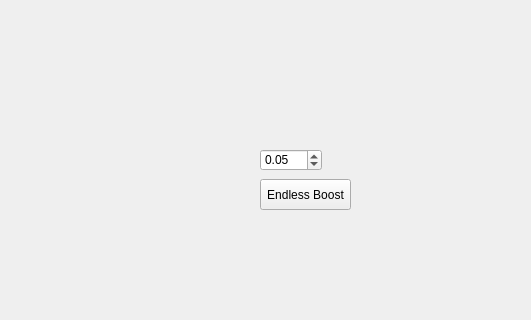
Before: the Qt Designer form speedrunners.ui in orkido/cheats, drawn with Qt 5; both pictures show x 0 to 531 and y 191 to 511 of the 800 by 600 pixel window.
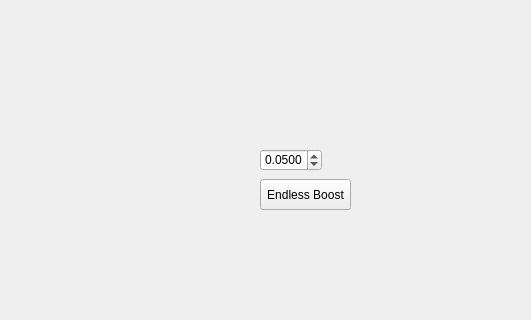
After: the same form once the commit is applied.

What changed in the file:
```diff
--- a/speedrunners.ui
+++ b/speedrunners.ui
@@ -36,6 +36,12 @@
       <height>22</height>
      </rect>
     </property>
+    <property name="decimals">
+     <number>4</number>
+    </property>
+    <property name="minimum">
+     <double>-1000.000000000000000</double>
+    </property>
     <property name="maximum">
      <double>1000.000000000000000</double>
     </property>
```
